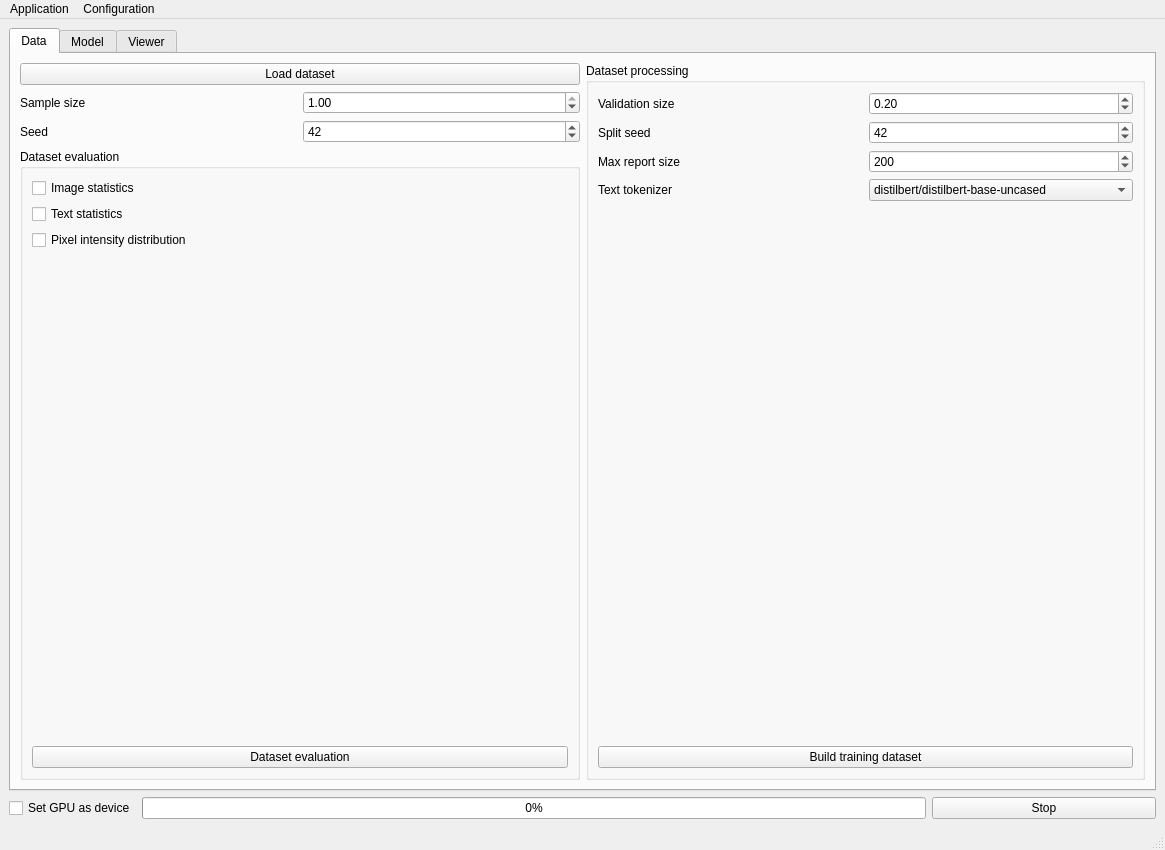
This is XREPORT/app/assets/window_layout.ui in CTCycle/XREPORT-radiological-reports-generator as Qt 5 draws it before an edit. The edited form follows.
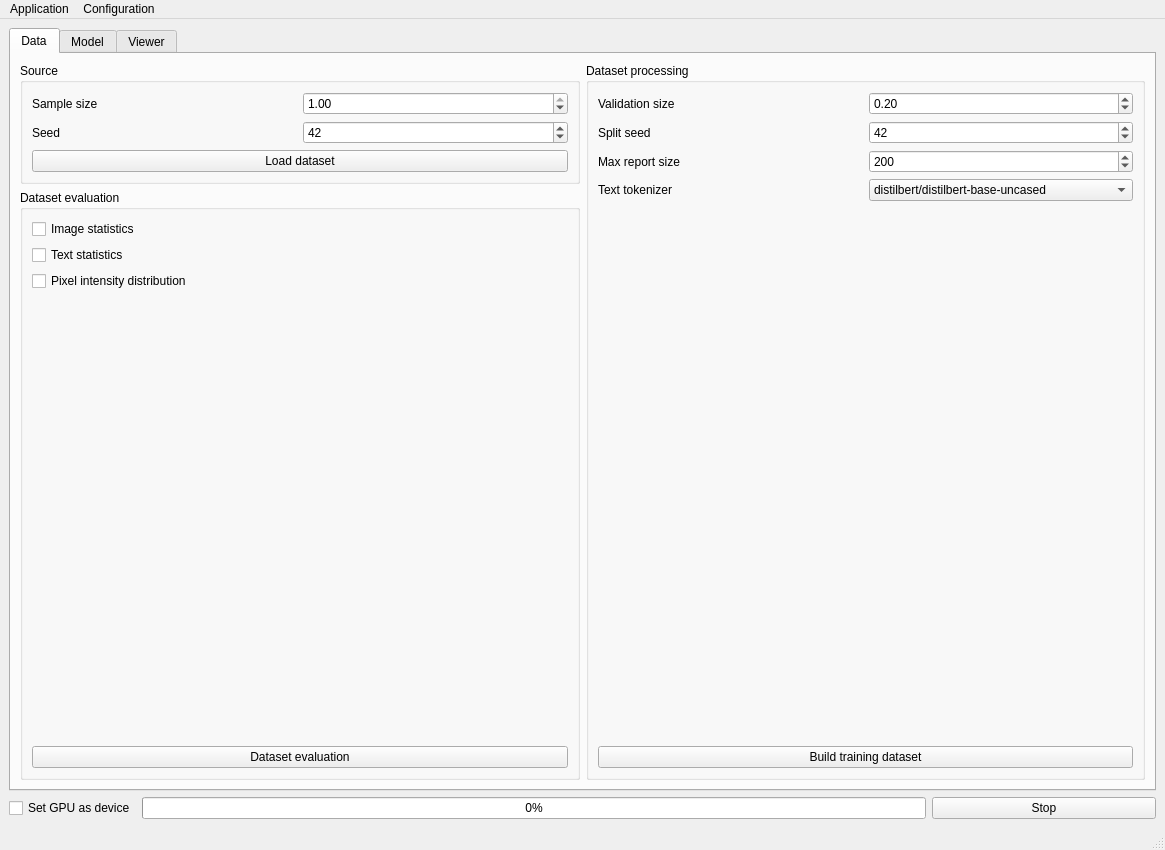
This is the edited form.

Commit message: changed layout of data tab

Diff of the .ui file:
```diff
--- a/XREPORT/app/assets/window_layout.ui
+++ b/XREPORT/app/assets/window_layout.ui
@@ -62,15 +62,11 @@
         <item>
          <layout class="QVBoxLayout" name="verticalLayout_8">
           <item>
-           <widget class="QPushButton" name="loadData">
-            <property name="toolTip">
-             <string>&lt;html&gt;&lt;head/&gt;&lt;body&gt;&lt;p&gt;Load source data from resources/database/dataset/XREPORT_dataset.csv and update the database with fetched data&lt;/p&gt;&lt;/body&gt;&lt;/html&gt;</string>
+           <widget class="QGroupBox" name="groupBox_2">
+            <property name="title">
+             <string>Source</string>
             </property>
-            <property name="text">
-             <string>Load dataset</string>
-            </property>
-           </widget>
-          </item>
+            <layout class="QVBoxLayout" name="verticalLayout_17">
           <item>
            <layout class="QHBoxLayout" name="horizontalLayout">
             <item>
@@ -123,6 +119,19 @@
            </layout>
           </item>
           <item>
+              <widget class="QPushButton" name="loadData">
+               <property name="toolTip">
+                <string>&lt;html&gt;&lt;head/&gt;&lt;body&gt;&lt;p&gt;Load source data from resources/database/dataset/XREPORT_dataset.csv and update the database with fetched data&lt;/p&gt;&lt;/body&gt;&lt;/html&gt;</string>
+               </property>
+               <property name="text">
+                <string>Load dataset</string>
+               </property>
+              </widget>
+             </item>
+            </layout>
+           </widget>
+          </item>
+          <item>
            <widget class="QGroupBox" name="datasetEvalGroup">
             <property name="title">
              <string>Dataset evaluation</string>
```
Left out of the diff: 4 changed lines with no effect on the pictures. Lines whose indentation alone changed are shown as unchanged. The commit also changes 1 other file.
